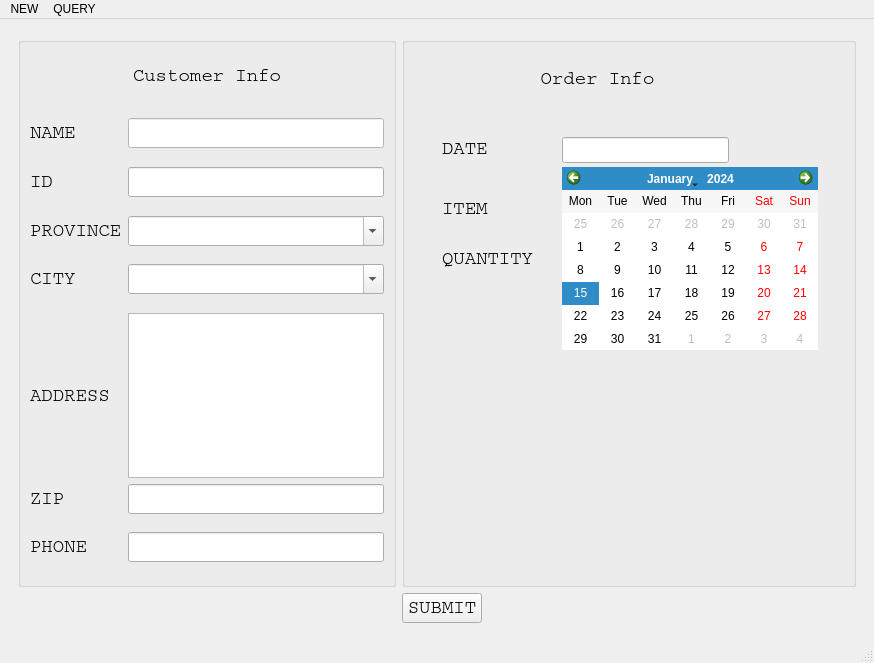
The window that UI/account.ui (Allan419/Sales-Management-PyQt5-MySQL) describes before a commit, drawn with Qt 5.
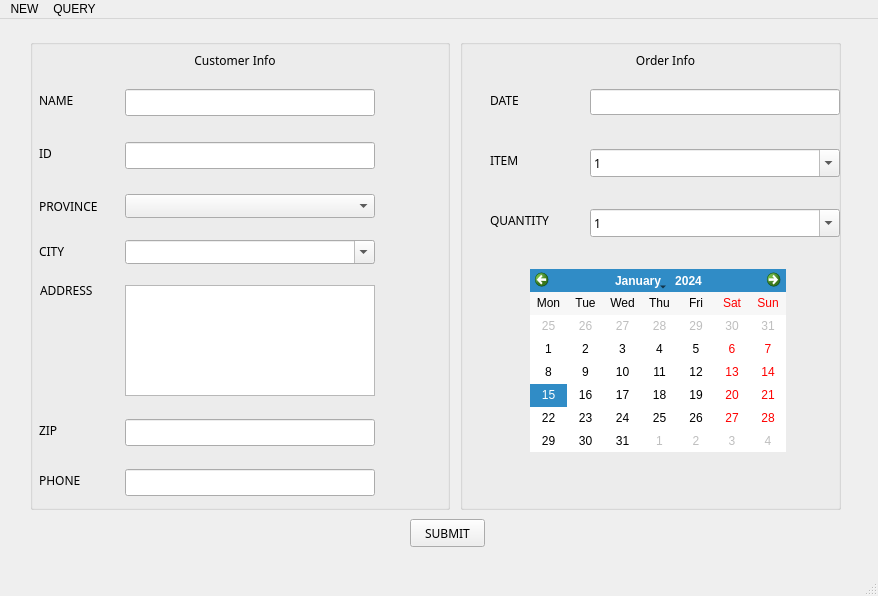
The same window after the commit.

The edit to the form file:
```diff
--- a/UI/account.ui
+++ b/UI/account.ui
@@ -6,10 +6,16 @@
    <rect>
     <x>0</x>
     <y>0</y>
-    <width>874</width>
-    <height>663</height>
+    <width>878</width>
+    <height>596</height>
    </rect>
   </property>
+  <property name="sizePolicy">
+   <sizepolicy hsizetype="Fixed" vsizetype="Fixed">
+    <horstretch>0</horstretch>
+    <verstretch>0</verstretch>
+   </sizepolicy>
+  </property>
   <property name="windowTitle">
    <string>Sales Management</string>
   </property>
@@ -26,15 +32,24 @@
    <string notr="true"/>
   </property>
   <widget class="QWidget" name="centralwidget">
-   <layout class="QGridLayout" name="gridLayout_3">
-    <item row="2" column="0">
      <widget class="QStackedWidget" name="stackedWidget">
+    <property name="geometry">
+     <rect>
+      <x>0</x>
+      <y>0</y>
+      <width>871</width>
+      <height>541</height>
+     </rect>
+    </property>
       <property name="sizePolicy">
        <sizepolicy hsizetype="Preferred" vsizetype="Preferred">
         <horstretch>0</horstretch>
         <verstretch>0</verstretch>
        </sizepolicy>
       </property>
+    <property name="styleSheet">
+     <string notr="true"/>
+    </property>
       <property name="frameShape">
        <enum>QFrame::NoFrame</enum>
       </property>
@@ -51,9 +66,15 @@
        <number>0</number>
       </property>
       <widget class="QWidget" name="pageEntry">
-       <layout class="QGridLayout" name="gridLayout">
-        <item row="1" column="1">
          <widget class="QPushButton" name="ButtonSubmit">
+      <property name="geometry">
+       <rect>
+        <x>410</x>
+        <y>500</y>
+        <width>75</width>
+        <height>28</height>
+       </rect>
+      </property>
           <property name="sizePolicy">
            <sizepolicy hsizetype="Minimum" vsizetype="Fixed">
             <horstretch>0</horstretch>
@@ -62,56 +83,37 @@
           </property>
           <property name="font">
            <font>
-            <family>Courier Std</family>
-            <pointsize>14</pointsize>
+        <family>century gothic</family>
            </font>
           </property>
           <property name="text">
            <string>SUBMIT</string>
           </property>
          </widget>
-        </item>
-        <item row="1" column="0">
-         <spacer name="horizontalSpacer">
-          <property name="orientation">
-           <enum>Qt::Horizontal</enum>
-          </property>
-          <property name="sizeHint" stdset="0">
-           <size>
-            <width>40</width>
-            <height>20</height>
-           </size>
-          </property>
-         </spacer>
-        </item>
-        <item row="1" column="2">
-         <spacer name="horizontalSpacer_2">
-          <property name="orientation">
-           <enum>Qt::Horizontal</enum>
-          </property>
-          <property name="sizeHint" stdset="0">
-           <size>
-            <width>40</width>
-            <height>20</height>
-           </size>
-          </property>
-         </spacer>
-        </item>
-        <item row="0" column="0">
          <widget class="QGroupBox" name="groupBoxCustomerInfo">
+      <property name="geometry">
+       <rect>
+        <x>30</x>
+        <y>20</y>
+        <width>420</width>
+        <height>471</height>
+       </rect>
+      </property>
           <property name="title">
            <string/>
           </property>
-          <layout class="QGridLayout" name="gridLayout_2">
-           <item row="19" column="0" colspan="2">
             <widget class="QLabel" name="labelPhone">
+       <property name="geometry">
+        <rect>
+         <x>9</x>
+         <y>430</y>
+         <width>53</width>
+         <height>22</height>
+        </rect>
+       </property>
              <property name="font">
               <font>
-               <family>Courier Std</family>
-               <pointsize>14</pointsize>
-               <weight>50</weight>
-               <bold>false</bold>
-               <strikeout>false</strikeout>
+         <family>century gothic</family>
               </font>
              </property>
              <property name="toolTip">
@@ -127,133 +129,18 @@
               <number>1</number>
              </property>
             </widget>
-           </item>
-           <item row="3" column="2">
-            <spacer name="verticalSpacer_9">
-             <property name="orientation">
-              <enum>Qt::Vertical</enum>
-             </property>
-             <property name="sizeHint" stdset="0">
-              <size>
-               <width>20</width>
-               <height>40</height>
-              </size>
-             </property>
-            </spacer>
-           </item>
-           <item row="5" column="0">
-            <spacer name="verticalSpacer_6">
-             <property name="orientation">
-              <enum>Qt::Vertical</enum>
-             </property>
-             <property name="sizeHint" stdset="0">
-              <size>
-               <width>20</width>
-               <height>40</height>
-              </size>
-             </property>
-            </spacer>
-           </item>
-           <item row="11" column="0">
-            <spacer name="verticalSpacer_4">
-             <property name="orientation">
-              <enum>Qt::Vertical</enum>
-             </property>
-             <property name="sizeHint" stdset="0">
-              <size>
-               <width>20</width>
-               <height>40</height>
-              </size>
-             </property>
-            </spacer>
-           </item>
-           <item row="2" column="2">
-            <spacer name="verticalSpacer_8">
-             <property name="orientation">
-              <enum>Qt::Vertical</enum>
-             </property>
-             <property name="sizeHint" stdset="0">
-              <size>
-               <width>20</width>
-               <height>40</height>
-              </size>
-             </property>
-            </spacer>
-           </item>
-           <item row="13" column="0">
-            <spacer name="verticalSpacer_3">
-             <property name="orientation">
-              <enum>Qt::Vertical</enum>
-             </property>
-             <property name="sizeHint" stdset="0">
-              <size>
-               <width>20</width>
-               <height>40</height>
-              </size>
-             </property>
-            </spacer>
-           </item>
-           <item row="9" column="0">
-            <spacer name="verticalSpacer_5">
-             <property name="orientation">
-              <enum>Qt::Vertical</enum>
-             </property>
-             <property name="sizeHint" stdset="0">
-              <size>
-               <width>20</width>
-               <height>40</height>
-              </size>
-             </property>
-            </spacer>
-           </item>
-           <item row="18" column="0">
-            <spacer name="verticalSpacer_2">
-             <property name="orientation">
-              <enum>Qt::Vertical</enum>
-             </property>
-             <property name="sizeHint" stdset="0">
-              <size>
-               <width>20</width>
-               <height>40</height>
-              </size>
-             </property>
-            </spacer>
-           </item>
-           <item row="0" column="2">
-            <spacer name="verticalSpacer_7">
-             <property name="orientation">
-              <enum>Qt::Vertical</enum>
-             </property>
-             <property name="sizeHint" stdset="0">
-              <size>
-               <width>20</width>
-               <height>40</height>
-              </size>
-             </property>
-            </spacer>
-           </item>
-           <item row="20" column="0">
-            <spacer name="verticalSpacer">
-             <property name="orientation">
-              <enum>Qt::Vertical</enum>
-             </property>
-             <property name="sizeHint" stdset="0">
-              <size>
-               <width>20</width>
-               <height>40</height>
-              </size>
-             </property>
-            </spacer>
-           </item>
-           <item row="4" column="0">
             <widget class="QLabel" name="labelName">
+       <property name="geometry">
+        <rect>
+         <x>9</x>
+         <y>50</y>
+         <width>47</width>
+         <height>22</height>
+        </rect>
+       </property>
              <property name="font">
               <font>
-               <family>Courier Std</family>
-               <pointsize>14</pointsize>
-               <weight>50</weight>
-               <bold>false</bold>
-               <strikeout>false</strikeout>
+         <family>century gothic</family>
               </font>
              </property>
              <property name="toolTip">
@@ -269,13 +156,18 @@
               <number>1</number>
              </property>
             </widget>
-           </item>
-           <item row="12" column="2">
             <widget class="QComboBox" name="comboCity">
+       <property name="geometry">
+        <rect>
+         <x>95</x>
+         <y>201</y>
+         <width>250</width>
+         <height>24</height>
+        </rect>
+       </property>
              <property name="font">
               <font>
-               <family>微软雅黑</family>
-               <pointsize>11</pointsize>
+         <family>century gothic</family>
               </font>
              </property>
              <property name="toolTip">
@@ -285,16 +177,18 @@
               <bool>true</bool>
              </property>
             </widget>
-           </item>
-           <item row="15" column="0">
             <widget class="QLabel" name="labelAddress">
+       <property name="geometry">
+        <rect>
+         <x>10</x>
+         <y>240</y>
+         <width>66</width>
+         <height>22</height>
+        </rect>
+       </property>
              <property name="font">
               <font>
-               <family>Courier Std</family>
-               <pointsize>14</pointsize>
-               <weight>50</weight>
-               <bold>false</bold>
-               <strikeout>false</strikeout>
+         <family>century gothic</family>
               </font>
              </property>
              <property name="toolTip">
@@ -310,16 +204,18 @@
               <number>1</number>
              </property>
             </widget>
-           </item>
-           <item row="17" column="0" colspan="2">
             <widget class="QLabel" name="labelZip">
+       <property name="geometry">
+        <rect>
+         <x>9</x>
+         <y>380</y>
+         <width>23</width>
+         <height>22</height>
+        </rect>
+       </property>
              <property name="font">
               <font>
-               <family>Courier Std</family>
-               <pointsize>14</pointsize>
-               <weight>50</weight>
-               <bold>false</bold>
-               <strikeout>false</strikeout>
+         <family>century gothic</family>
               </font>
              </property>
              <property name="toolTip">
@@ -335,9 +231,15 @@
               <number>1</number>
              </property>
             </widget>
-           </item>
-           <item row="8" column="2">
             <widget class="QLineEdit" name="textCustomerID">
+       <property name="geometry">
+        <rect>
+         <x>95</x>
+         <y>103</y>
+         <width>250</width>
+         <height>27</height>
+        </rect>
+       </property>
              <property name="maximumSize">
               <size>
                <width>446</width>
@@ -346,24 +248,26 @@
              </property>
              <property name="font">
               <font>
-               <family>微软雅黑</family>
-               <pointsize>11</pointsize>
+         <family>serif</family>
+         <pointsize>14</pointsize>
               </font>
              </property>
              <property name="toolTip">
               <string>&lt;html&gt;&lt;head/&gt;&lt;body&gt;&lt;p align=&quot;center&quot;&gt;请输入身份证号码&lt;/p&gt;&lt;/body&gt;&lt;/html&gt;</string>
              </property>
             </widget>
-           </item>
-           <item row="12" column="0">
             <widget class="QLabel" name="labelCity">
+       <property name="geometry">
+        <rect>
+         <x>9</x>
+         <y>201</y>
+         <width>31</width>
+         <height>22</height>
+        </rect>
+       </property>
              <property name="font">
               <font>
-               <family>Courier Std</family>
-               <pointsize>14</pointsize>
-               <weight>50</weight>
-               <bold>false</bold>
-               <strikeout>false</strikeout>
+         <family>century gothic</family>
               </font>
              </property>
              <property name="toolTip">
@@ -379,32 +283,39 @@
               <number>1</number>
              </property>
             </widget>
-           </item>
-           <item row="10" column="2">
             <widget class="QComboBox" name="comboProvince">
+       <property name="geometry">
+        <rect>
+         <x>95</x>
+         <y>155</y>
+         <width>250</width>
+         <height>24</height>
+        </rect>
+       </property>
              <property name="font">
               <font>
-               <family>微软雅黑</family>
-               <pointsize>11</pointsize>
+         <family>century gothic</family>
               </font>
              </property>
              <property name="toolTip">
               <string>&lt;html&gt;&lt;head/&gt;&lt;body&gt;&lt;p align=&quot;center&quot;&gt;请选择省份&lt;/p&gt;&lt;/body&gt;&lt;/html&gt;</string>
              </property>
              <property name="editable">
-              <bool>true</bool>
-             </property>
-            </widget>
-           </item>
-           <item row="10" column="0" colspan="2">
+        <bool>false</bool>
+       </property>
+      </widget>
             <widget class="QLabel" name="labelProvince">
+       <property name="geometry">
+        <rect>
+         <x>9</x>
+         <y>156</y>
+         <width>80</width>
+         <height>22</height>
+        </rect>
+       </property>
              <property name="font">
               <font>
-               <family>Courier Std</family>
-               <pointsize>14</pointsize>
-               <weight>50</weight>
-               <bold>false</bold>
-               <strikeout>false</strikeout>
+         <family>century gothic</family>
               </font>
              </property>
              <property name="toolTip">
@@ -420,42 +331,56 @@
               <number>1</number>
              </property>
             </widget>
-           </item>
-           <item row="17" column="2">
             <widget class="QLineEdit" name="textZip">
+       <property name="geometry">
+        <rect>
+         <x>95</x>
+         <y>380</y>
+         <width>250</width>
+         <height>27</height>
+        </rect>
+       </property>
              <property name="font">
               <font>
-               <family>微软雅黑</family>
-               <pointsize>11</pointsize>
+         <family>serif</family>
+         <pointsize>14</pointsize>
               </font>
              </property>
              <property name="toolTip">
               <string>&lt;html&gt;&lt;head/&gt;&lt;body&gt;&lt;p align=&quot;center&quot;&gt;请输入邮政编码&lt;/p&gt;&lt;/body&gt;&lt;/html&gt;</string>
              </property>
             </widget>
-           </item>
-           <item row="19" column="2">
             <widget class="QLineEdit" name="textPhone">
+       <property name="geometry">
+        <rect>
+         <x>95</x>
+         <y>430</y>
+         <width>250</width>
+         <height>27</height>
+        </rect>
+       </property>
              <property name="font">
               <font>
-               <family>微软雅黑</family>
-               <pointsize>11</pointsize>
+         <family>serif</family>
+         <pointsize>14</pointsize>
               </font>
              </property>
              <property name="toolTip">
               <string>&lt;html&gt;&lt;head/&gt;&lt;body&gt;&lt;p align=&quot;center&quot;&gt;请输入手机号&lt;/p&gt;&lt;/body&gt;&lt;/html&gt;</string>
              </property>
             </widget>
-           </item>
-           <item row="8" column="0">
             <widget class="QLabel" name="labelCustomerID">
+       <property name="geometry">
+        <rect>
+         <x>9</x>
+         <y>103</y>
+         <width>18</width>
+         <height>22</height>
+        </rect>
+       </property>
              <property name="font">
               <font>
-               <family>Courier Std</family>
-               <pointsize>14</pointsize>
-               <weight>50</weight>
-               <bold>false</bold>
-               <strikeout>false</strikeout>
+         <family>century gothic</family>
               </font>
              </property>
              <property name="toolTip">
@@ -471,9 +396,15 @@
               <number>1</number>
              </property>
             </widget>
-           </item>
-           <item row="4" column="2">
             <widget class="QLineEdit" name="textName">
+       <property name="geometry">
+        <rect>
+         <x>95</x>
+         <y>50</y>
+         <width>250</width>
+         <height>27</height>
+        </rect>
+       </property>
              <property name="sizePolicy">
               <sizepolicy hsizetype="Preferred" vsizetype="Fixed">
                <horstretch>0</horstretch>
@@ -482,20 +413,26 @@
              </property>
              <property name="font">
               <font>
-               <family>微软雅黑</family>
-               <pointsize>11</pointsize>
+         <family>serif</family>
+         <pointsize>14</pointsize>
               </font>
              </property>
              <property name="toolTip">
               <string>&lt;html&gt;&lt;head/&gt;&lt;body&gt;&lt;p align=&quot;center&quot;&gt;请输入姓名&lt;/p&gt;&lt;/body&gt;&lt;/html&gt;</string>
              </property>
              <property name="styleSheet">
-              <string notr="true">background-color: rgb(255, 255, 255);</string>
-             </property>
-            </widget>
-           </item>
-           <item row="15" column="2">
+        <string notr="true"/>
+       </property>
+      </widget>
             <widget class="QTextEdit" name="textAddress">
+       <property name="geometry">
+        <rect>
+         <x>95</x>
+         <y>246</y>
+         <width>250</width>
+         <height>111</height>
+        </rect>
+       </property>
              <property name="sizePolicy">
               <sizepolicy hsizetype="Preferred" vsizetype="Preferred">
                <horstretch>0</horstretch>
@@ -504,17 +441,22 @@
              </property>
              <property name="font">
               <font>
-               <family>微软雅黑</family>
-               <pointsize>11</pointsize>
+         <family>serif</family>
               </font>
              </property>
              <property name="toolTip">
               <string>&lt;html&gt;&lt;head/&gt;&lt;body&gt;&lt;p align=&quot;center&quot;&gt;请输入地址&lt;/p&gt;&lt;/body&gt;&lt;/html&gt;</string>
              </property>
             </widget>
-           </item>
-           <item row="1" column="0" colspan="3">
             <widget class="QLabel" name="labelCustomerInfo">
+       <property name="geometry">
+        <rect>
+         <x>140</x>
+         <y>9</y>
+         <width>130</width>
+         <height>24</height>
+        </rect>
+       </property>
              <property name="sizePolicy">
               <sizepolicy hsizetype="Preferred" vsizetype="Fixed">
                <horstretch>0</horstretch>
@@ -523,11 +465,7 @@
              </property>
              <property name="font">
               <font>
-               <family>Courier Std</family>
-               <pointsize>14</pointsize>
-               <weight>50</weight>
-               <bold>false</bold>
-               <strikeout>false</strikeout>
+         <family>century gothic</family>
               </font>
              </property>
              <property name="toolTip">
@@ -543,31 +481,34 @@
               <number>1</number>
              </property>
             </widget>
-           </item>
-          </layout>
-         </widget>
-        </item>
-        <item row="0" column="1" colspan="2">
+     </widget>
          <widget class="QGroupBox" name="groupBoxOrderInfo">
+      <property name="geometry">
+       <rect>
+        <x>460</x>
+        <y>20</y>
+        <width>381</width>
+        <height>471</height>
+       </rect>
+      </property>
+      <property name="styleSheet">
+       <string notr="true"/>
+      </property>
           <property name="title">
            <string/>
           </property>
           <widget class="QLabel" name="labelOrderInfo">
            <property name="geometry">
             <rect>
-             <x>90</x>
-             <y>30</y>
+         <x>100</x>
+         <y>10</y>
              <width>211</width>
              <height>23</height>
             </rect>
            </property>
            <property name="font">
             <font>
-             <family>Courier Std</family>
-             <pointsize>14</pointsize>
-             <weight>50</weight>
-             <bold>false</bold>
-             <strikeout>false</strikeout>
+         <family>century gothic</family>
             </font>
            </property>
            <property name="toolTip">
@@ -586,19 +527,15 @@
           <widget class="QLabel" name="labelOrderDate">
            <property name="geometry">
             <rect>
-             <x>40</x>
-             <y>100</y>
+         <x>30</x>
+         <y>50</y>
              <width>46</width>
              <height>23</height>
             </rect>
            </property>
            <property name="font">
             <font>
-             <family>Courier Std</family>
-             <pointsize>14</pointsize>
-             <weight>50</weight>
-             <bold>false</bold>
-             <strikeout>false</strikeout>
+         <family>century gothic</family>
             </font>
            </property>
            <property name="toolTip">
@@ -617,9 +554,9 @@
           <widget class="QLineEdit" name="textDate">
            <property name="geometry">
             <rect>
-             <x>160</x>
-             <y>100</y>
-             <width>167</width>
+         <x>130</x>
+         <y>50</y>
+         <width>250</width>
              <height>26</height>
             </rect>
            </property>
@@ -631,8 +568,8 @@
            </property>
            <property name="font">
             <font>
-             <family>微软雅黑</family>
-             <pointsize>11</pointsize>
+         <family>serif</family>
+         <pointsize>14</pointsize>
             </font>
            </property>
            <property name="toolTip">
@@ -642,19 +579,15 @@
           <widget class="QLabel" name="labelItem">
            <property name="geometry">
             <rect>
-             <x>40</x>
-             <y>160</y>
+         <x>30</x>
+         <y>110</y>
              <width>46</width>
              <height>23</height>
             </rect>
            </property>
            <property name="font">
             <font>
-             <family>Courier Std</family>
-             <pointsize>14</pointsize>
-             <weight>50</weight>
-             <bold>false</bold>
-             <strikeout>false</strikeout>
+         <family>century gothic</family>
             </font>
            </property>
            <property name="toolTip">
@@ -673,19 +606,15 @@
           <widget class="QLabel" name="labelQuantity">
            <property name="geometry">
             <rect>
-             <x>40</x>
-             <y>210</y>
-             <width>101</width>
+         <x>30</x>
+         <y>170</y>
+         <width>71</width>
              <height>23</height>
             </rect>
            </property>
            <property name="font">
             <font>
-             <family>Courier Std</family>
-             <pointsize>14</pointsize>
-             <weight>50</weight>
-             <bold>false</bold>
-             <strikeout>false</strikeout>
+         <family>century gothic</family>
             </font>
            </property>
            <property name="toolTip">
@@ -704,16 +633,15 @@
           <widget class="QComboBox" name="comboQuantity">
            <property name="geometry">
             <rect>
-             <x>160</x>
-             <y>210</y>
-             <width>167</width>
+         <x>130</x>
+         <y>170</y>
+         <width>250</width>
              <height>28</height>
             </rect>
            </property>
            <property name="font">
             <font>
-             <family>微软雅黑</family>
-             <pointsize>11</pointsize>
+         <family>century gothic</family>
             </font>
            </property>
            <property name="toolTip">
@@ -846,16 +774,15 @@
           <widget class="QComboBox" name="comboItem">
            <property name="geometry">
             <rect>
-             <x>160</x>
-             <y>160</y>
-             <width>167</width>
+         <x>130</x>
+         <y>110</y>
+         <width>250</width>
              <height>28</height>
             </rect>
            </property>
            <property name="font">
             <font>
-             <family>微软雅黑</family>
-             <pointsize>11</pointsize>
+         <family>century gothic</family>
             </font>
            </property>
            <property name="toolTip">
@@ -883,8 +810,8 @@
           <widget class="QCalendarWidget" name="calendarWidget">
            <property name="geometry">
             <rect>
-             <x>160</x>
-             <y>130</y>
+         <x>70</x>
+         <y>230</y>
              <width>256</width>
              <height>183</height>
             </rect>
@@ -906,98 +833,17 @@
            </property>
           </widget>
          </widget>
-        </item>
-       </layout>
       </widget>
       <widget class="QWidget" name="pageResult">
-       <layout class="QGridLayout" name="gridLayout_4">
-        <item row="0" column="0">
-         <spacer name="horizontalSpacer_7">
-          <property name="orientation">
-           <enum>Qt::Horizontal</enum>
-          </property>
-          <property name="sizeHint" stdset="0">
-           <size>
-            <width>40</width>
-            <height>20</height>
-           </size>
-          </property>
-         </spacer>
-        </item>
-        <item row="0" column="2">
-         <spacer name="horizontalSpacer_10">
-          <property name="orientation">
-           <enum>Qt::Horizontal</enum>
-          </property>
-          <property name="sizeHint" stdset="0">
-           <size>
-            <width>40</width>
-            <height>20</height>
-           </size>
-          </property>
-         </spacer>
-        </item>
-        <item row="0" column="6">
-         <spacer name="horizontalSpacer_13">
-          <property name="orientation">
-           <enum>Qt::Horizontal</enum>
-          </property>
-          <property name="sizeHint" stdset="0">
-           <size>
-            <width>40</width>
-            <height>20</height>
-           </size>
-          </property>
-         </spacer>
-        </item>
-        <item row="0" column="7">
-         <spacer name="horizontalSpacer_12">
-          <property name="orientation">
-           <enum>Qt::Horizontal</enum>
-          </property>
-          <property name="sizeHint" stdset="0">
-           <size>
-            <width>40</width>
-            <height>20</height>
-           </size>
-          </property>
-         </spacer>
-        </item>
-        <item row="1" column="7">
-         <spacer name="horizontalSpacer_11">
-          <property name="orientation">
-           <enum>Qt::Horizontal</enum>
-          </property>
-          <property name="sizeHint" stdset="0">
-           <size>
-            <width>40</width>
-            <height>20</height>
-           </size>
-          </property>
-         </spacer>
-        </item>
-        <item row="0" column="9">
-         <spacer name="horizontalSpacer_14">
-          <property name="orientation">
-           <enum>Qt::Horizontal</enum>
-          </property>
-          <property name="sizeHint" stdset="0">
-           <size>
-            <width>40</width>
-            <height>20</height>
-           </size>
-          </property>
-         </spacer>
-        </item>
-        <item row="3" column="0" colspan="14">
-         <widget class="QTableView" name="tableResult">
-          <property name="showGrid">
-           <bool>true</bool>
-          </property>
-         </widget>
-        </item>
-        <item row="1" column="3" colspan="4">
          <widget class="QComboBox" name="comboQuery">
+      <property name="geometry">
+       <rect>
+        <x>140</x>
+        <y>30</y>
+        <width>121</width>
+        <height>24</height>
+       </rect>
+      </property>
           <property name="sizePolicy">
            <sizepolicy hsizetype="Preferred" vsizetype="Preferred">
             <horstretch>0</horstretch>
@@ -1006,8 +852,7 @@
           </property>
           <property name="font">
            <font>
-            <family>Courier Std</family>
-            <pointsize>11</pointsize>
+        <family>century gothic</family>
            </font>
           </property>
           <property name="sizeAdjustPolicy">
@@ -1044,113 +889,51 @@
            </property>
           </item>
          </widget>
-        </item>
-        <item row="1" column="12">
          <widget class="QPushButton" name="ButtonQuery">
+      <property name="geometry">
+       <rect>
+        <x>510</x>
+        <y>30</y>
+        <width>75</width>
+        <height>28</height>
+       </rect>
+      </property>
           <property name="font">
            <font>
-            <family>Courier Std</family>
-            <pointsize>12</pointsize>
+        <family>century gothic</family>
            </font>
           </property>
           <property name="text">
            <string>Go</string>
           </property>
          </widget>
-        </item>
-        <item row="1" column="0" colspan="2">
          <widget class="QLabel" name="labelKeyWord">
+      <property name="geometry">
+       <rect>
+        <x>50</x>
+        <y>30</y>
+        <width>71</width>
+        <height>20</height>
+       </rect>
+      </property>
           <property name="font">
            <font>
-            <family>Courier Std</family>
-            <pointsize>12</pointsize>
+        <family>century gothic</family>
            </font>
           </property>
           <property name="text">
            <string>Key Word</string>
           </property>
          </widget>
-        </item>
-        <item row="1" column="13">
-         <spacer name="horizontalSpacer_9">
-          <property name="orientation">
-           <enum>Qt::Horizontal</enum>
-          </property>
-          <property name="sizeHint" stdset="0">
-           <size>
-            <width>40</width>
-            <height>20</height>
-           </size>
-          </property>
-         </spacer>
-        </item>
-        <item row="1" column="11">
-         <spacer name="horizontalSpacer_8">
-          <property name="orientation">
-           <enum>Qt::Horizontal</enum>
-          </property>
-          <property name="sizeHint" stdset="0">
-           <size>
-            <width>40</width>
-            <height>20</height>
-           </size>
-          </property>
-         </spacer>
-        </item>
-        <item row="0" column="12" colspan="2">
-         <spacer name="horizontalSpacer_4">
-          <property name="orientation">
-           <enum>Qt::Horizontal</enum>
-          </property>
-          <property name="sizeHint" stdset="0">
-           <size>
-            <width>40</width>
-            <height>20</height>
-           </size>
-          </property>
-         </spacer>
-        </item>
-        <item row="0" column="10">
-         <spacer name="horizontalSpacer_5">
-          <property name="orientation">
-           <enum>Qt::Horizontal</enum>
-          </property>
-          <property name="sizeHint" stdset="0">
-           <size>
-            <width>40</width>
-            <height>20</height>
-           </size>
-          </property>
-         </spacer>
-        </item>
-        <item row="0" column="3" colspan="3">
-         <spacer name="horizontalSpacer_3">
-          <property name="orientation">
-           <enum>Qt::Horizontal</enum>
-          </property>
-          <property name="sizeHint" stdset="0">
-           <size>
-            <width>40</width>
-            <height>20</height>
-           </size>
-          </property>
-         </spacer>
-        </item>
-        <item row="1" column="2">
-         <spacer name="horizontalSpacer_6">
-          <property name="orientation">
-           <enum>Qt::Horizontal</enum>
-          </property>
-          <property name="sizeHint" stdset="0">
-           <size>
-            <width>40</width>
-            <height>20</height>
-           </size>
-          </property>
-         </spacer>
-        </item>
-        <item row="0" column="8">
          <widget class="QLabel" name="label">
+      <property name="geometry">
+       <rect>
+        <x>372</x>
+        <y>9</y>
+        <width>88</width>
+        <height>20</height>
+       </rect>
+      </property>
           <property name="sizePolicy">
            <sizepolicy hsizetype="Preferred" vsizetype="Minimum">
             <horstretch>0</horstretch>
@@ -1159,8 +942,7 @@
           </property>
           <property name="font">
            <font>
-            <family>Courier Std</family>
-            <pointsize>12</pointsize>
+        <family>century gothic</family>
            </font>
           </property>
           <property name="text">
@@ -1170,29 +952,54 @@
            <set>Qt::AlignCenter</set>
           </property>
          </widget>
-        </item>
-        <item row="1" column="8" colspan="3">
          <widget class="QLineEdit" name="TextKeyWord">
+      <property name="geometry">
+       <rect>
+        <x>280</x>
+        <y>30</y>
+        <width>221</width>
+        <height>27</height>
+       </rect>
+      </property>
           <property name="font">
            <font>
-            <family>微软雅黑</family>
-            <pointsize>12</pointsize>
+        <family>serif</family>
+        <pointsize>14</pointsize>
            </font>
           </property>
          </widget>
-        </item>
-       </layout>
-      </widget>
+     <widget class="QTextEdit" name="textResult">
+      <property name="geometry">
+       <rect>
+        <x>20</x>
+        <y>69</y>
+        <width>831</width>
+        <height>151</height>
+       </rect>
+      </property>
+     </widget>
+     <widget class="QTableView" name="tableResult">
+      <property name="geometry">
+       <rect>
+        <x>20</x>
+        <y>230</y>
+        <width>831</width>
+        <height>311</height>
+       </rect>
+      </property>
+      <property name="frameShape">
+       <enum>QFrame::StyledPanel</enum>
+      </property>
      </widget>
-    </item>
-   </layout>
+    </widget>
+   </widget>
   </widget>
   <widget class="QMenuBar" name="menubar">
    <property name="geometry">
     <rect>
      <x>0</x>
      <y>0</y>
-     <width>874</width>
+     <width>878</width>
      <height>21</height>
     </rect>
    </property>
```
Lines whose indentation alone changed are shown as unchanged.
